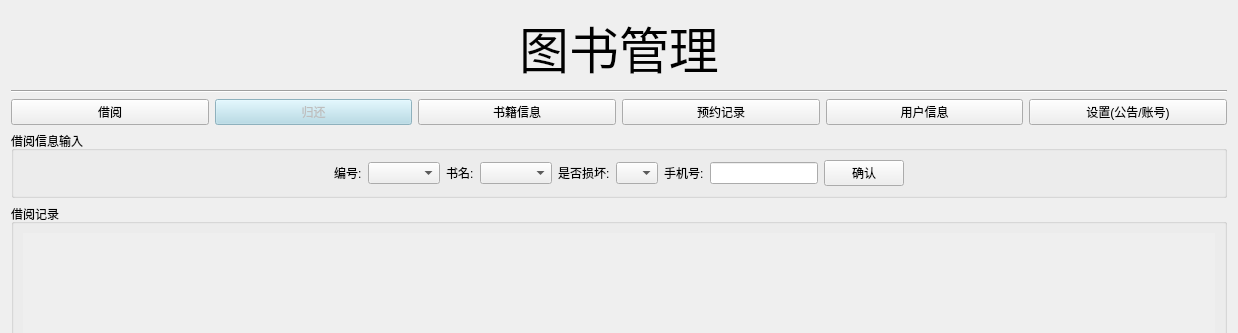
mubai632/Python_library, file ui_administrator/Return.ui: the form before one commit; both pictures show x 0 to 1238 and y 0 to 333 of the 1238 by 758 pixel window.
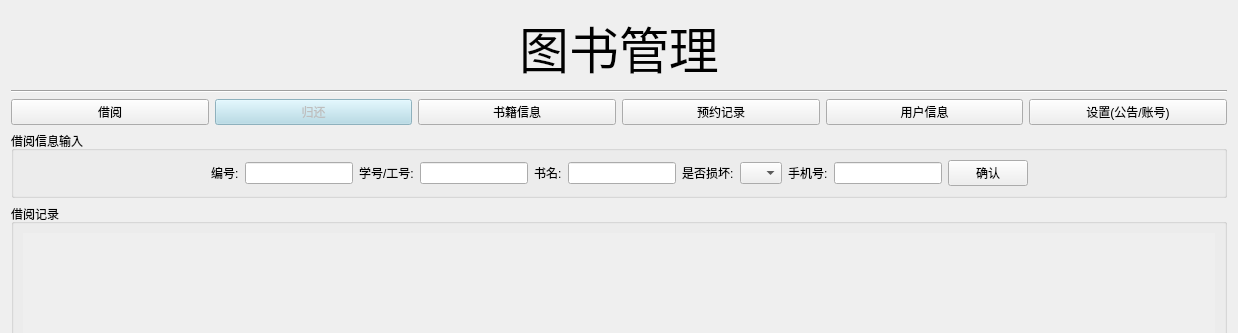
The form after the commit.

Diff of the .ui file:
```diff
--- a/ui_administrator/Return.ui
+++ b/ui_administrator/Return.ui
@@ -109,7 +109,7 @@
      <property name="title">
       <string>借阅信息输入</string>
      </property>
-     <layout class="QHBoxLayout" name="horizontalLayout_6" stretch="1,0,0,0,0,0,1">
+     <layout class="QHBoxLayout" name="horizontalLayout_6" stretch="1,0,0,0,0,0,0,1">
       <item>
        <spacer name="horizontalSpacer">
         <property name="orientation">
@@ -133,12 +133,22 @@
          </widget>
         </item>
         <item>
-         <widget class="QComboBox" name="number">
-          <property name="currentIndex">
-           <number>-1</number>
+         <widget class="QLineEdit" name="bianhao"/>
+        </item>
+       </layout>
+      </item>
+      <item>
+       <layout class="QHBoxLayout" name="horizontalLayout_7">
+        <item>
+         <widget class="QLabel" name="label_4">
+          <property name="text">
+           <string>学号/工号:</string>
           </property>
          </widget>
         </item>
+        <item>
+         <widget class="QLineEdit" name="user_id"/>
+        </item>
        </layout>
       </item>
       <item>
@@ -151,7 +161,7 @@
          </widget>
         </item>
         <item>
-         <widget class="QComboBox" name="book_name"/>
+         <widget class="QLineEdit" name="book_name"/>
         </item>
        </layout>
       </item>
```
